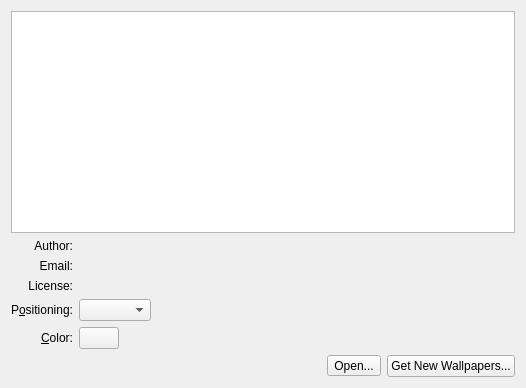
First picture: the form in plasma/wallpapers/image/imageconfig.ui, repository mgottschlag/kwin-tiling, before the edit.
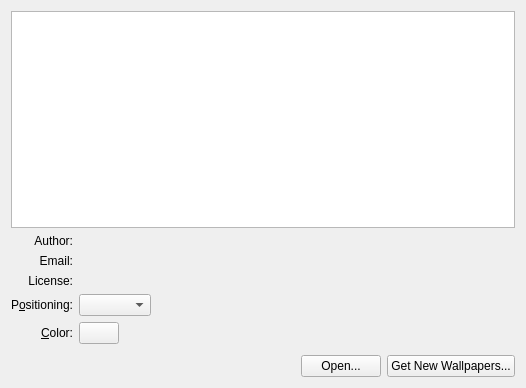
Second picture: the form after the edit. Custom widgets are drawn as their Qt base class.

What changed in the file:
```diff
--- a/plasma/wallpapers/image/imageconfig.ui
+++ b/plasma/wallpapers/image/imageconfig.ui
@@ -164,7 +164,7 @@
      </item>
     </layout>
    </item>
-   <item row="6" column="1">
+   <item row="7" column="1">
     <layout class="QHBoxLayout" name="horizontalLayout_3">
      <item>
       <spacer name="horizontalSpacer">
@@ -180,16 +180,10 @@
       </spacer>
      </item>
      <item>
-      <widget class="QToolButton" name="m_pictureUrlButton">
-       <property name="toolTip">
-        <string>Browse</string>
-       </property>
+      <widget class="KPushButton" name="m_pictureUrlButton">
        <property name="text">
         <string>Open...</string>
        </property>
-       <property name="toolButtonStyle">
-        <enum>Qt::ToolButtonTextBesideIcon</enum>
-       </property>
       </widget>
      </item>
     </layout>
@@ -217,13 +211,29 @@
      </property>
     </widget>
    </item>
-   <item row="6" column="2">
+   <item row="7" column="2">
     <widget class="QPushButton" name="m_newStuff">
      <property name="text">
       <string>Get New Wallpapers...</string>
      </property>
     </widget>
    </item>
+   <item row="6" column="1">
+    <spacer name="verticalSpacer">
+     <property name="orientation">
+      <enum>Qt::Vertical</enum>
+     </property>
+     <property name="sizeType">
+      <enum>QSizePolicy::Fixed</enum>
+     </property>
+     <property name="sizeHint" stdset="0">
+      <size>
+       <width>20</width>
+       <height>5</height>
+      </size>
+     </property>
+    </spacer>
+   </item>
   </layout>
  </widget>
  <customwidgets>
@@ -232,6 +242,11 @@
    <extends>QPushButton</extends>
    <header>kcolorbutton.h</header>
   </customwidget>
+  <customwidget>
+   <class>KPushButton</class>
+   <extends>QPushButton</extends>
+   <header>kpushbutton.h</header>
+  </customwidget>
  </customwidgets>
  <resources/>
  <connections/>
```
